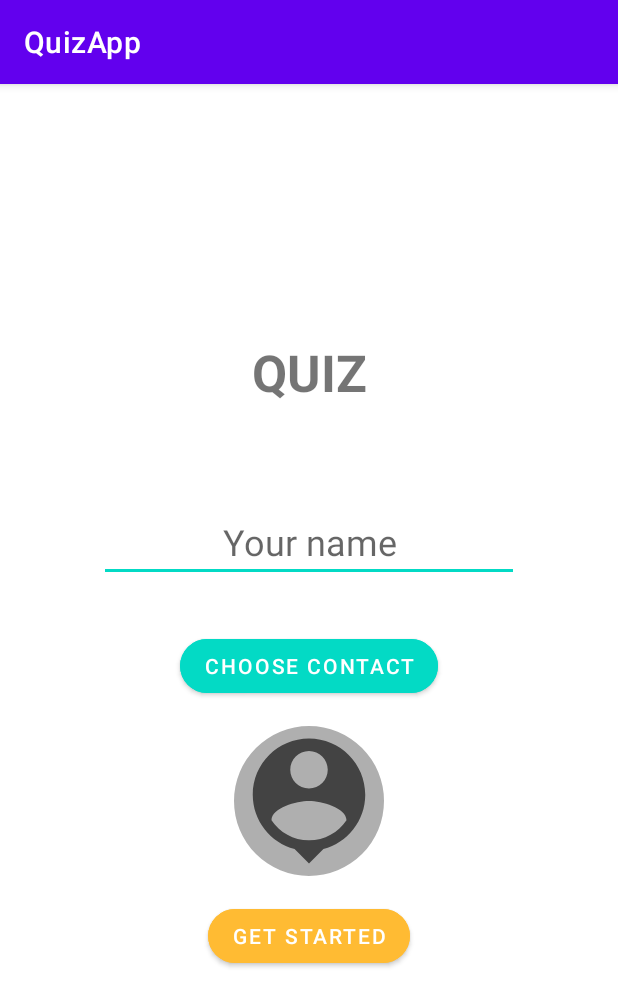
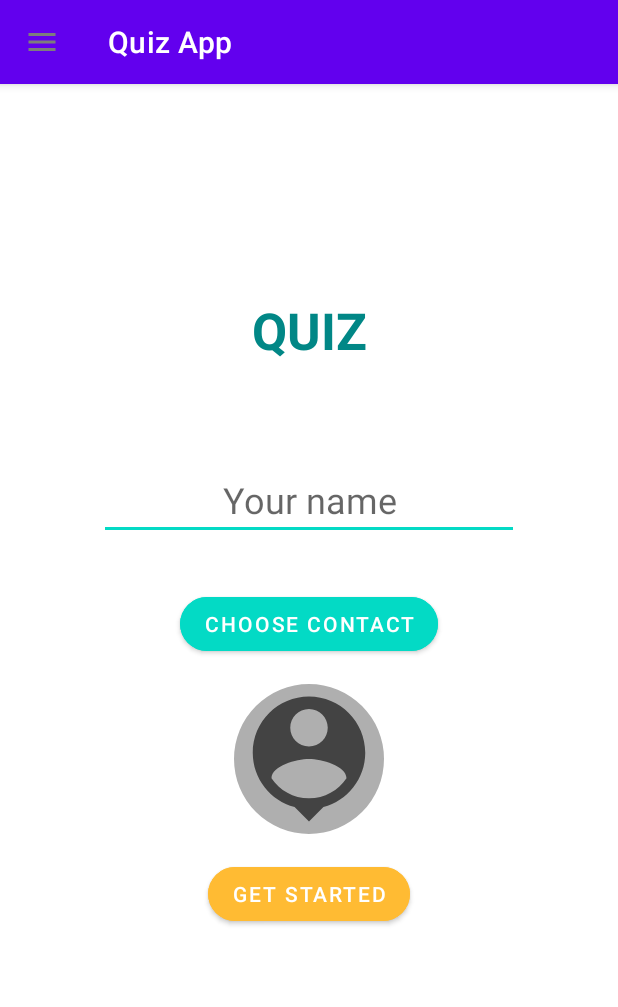
Before and after one commit to Balogh-Laszlo/Android2021, an Android app: the screen it shows after launch (MainActivity), on a phone screen of 412 x 824 dp. Shown: the top 1007 px of the screen. Run offline under Robolectric (Android 15) with nearby library versions, the phone set to English and light mode, and no system bars.

Commit message:
feat: Menu options(in progress)

```diff
--- a/QuizApp/app/src/main/java/com/example/quizapp/PickContact.kt
+++ b/QuizApp/app/src/main/java/com/example/quizapp/ActivityResult/PickContact.kt
@@ -1,4 +1,4 @@
-package com.example.quizapp
+package com.example.quizapp.ActivityResult
 
 import android.content.Context
 import android.content.Intent
@@ -10,7 +10,7 @@ import androidx.appcompat.app.AppCompatActivity
 
 class PickContact : ActivityResultContract<Int, Uri?>() {
     companion object{
-        val TAG = "PICK CONTACT"
+        const val TAG = "PICK CONTACT"
     }
     override fun createIntent(context: Context, ringtoneType: Int) =
         Intent(Intent.ACTION_PICK, ContactsContract.Contacts.CONTENT_URI)
--- a/QuizApp/app/src/main/java/com/example/quizapp/PickPhoto.kt
+++ b/QuizApp/app/src/main/java/com/example/quizapp/ActivityResult/PickPhoto.kt
@@ -1,9 +1,8 @@
-package com.example.quizapp
+package com.example.quizapp.ActivityResult
 
 import android.content.Context
 import android.content.Intent
 import android.net.Uri
-import android.provider.ContactsContract
 import android.util.Log
 import androidx.activity.result.contract.ActivityResultContract
 import androidx.appcompat.app.AppCompatActivity
--- a/QuizApp/app/src/main/java/com/example/quizapp/MainActivity.kt
+++ b/QuizApp/app/src/main/java/com/example/quizapp/MainActivity.kt
@@ -3,12 +3,18 @@ package com.example.quizapp
 
 import androidx.appcompat.app.AppCompatActivity
 import android.os.Bundle
+import androidx.drawerlayout.widget.DrawerLayout
 import androidx.navigation.NavController
 import androidx.navigation.fragment.NavHostFragment
+import com.google.android.material.appbar.MaterialToolbar
+import com.google.android.material.navigation.NavigationView
 
 
 class MainActivity : AppCompatActivity() {
     private lateinit var navController:NavController
+    private lateinit var drawerLayout: DrawerLayout
+    private lateinit var navigationView: NavigationView
+    private lateinit var topAppBar: MaterialToolbar
 
     companion object {
         const val TAG = "MAIN ACTIVITY"
@@ -21,11 +27,24 @@ class MainActivity : AppCompatActivity() {
         setContentView(R.layout.activity_main)
 
         initializeView()
+        topAppBar.setNavigationOnClickListener {
+            drawerLayout.open()
+        }
+
+        navigationView.setNavigationItemSelectedListener { menuItem ->
+            // Handle menu item selected
+            menuItem.isChecked = true
+            drawerLayout.close()
+            true
+        }
     }
 
     private fun initializeView() {
         val navHostFragment = supportFragmentManager.findFragmentById(R.id.nhFragment) as NavHostFragment
         navController = navHostFragment.navController
+        drawerLayout = findViewById(R.id.drawerLayout)
+        navigationView = findViewById(R.id.navigationView)
+        topAppBar = findViewById(R.id.topAppBar)
     }
 
 }
--- a/QuizApp/app/src/main/java/com/example/quizapp/ResultFragment.kt
+++ b/QuizApp/app/src/main/java/com/example/quizapp/UI/ResultFragment.kt
@@ -1,4 +1,4 @@
-package com.example.quizapp
+package com.example.quizapp.UI
 
 import android.os.Bundle
 import androidx.fragment.app.Fragment
@@ -9,6 +9,7 @@ import android.widget.Button
 import android.widget.TextView
 import androidx.fragment.app.activityViewModels
 import androidx.navigation.fragment.findNavController
+import com.example.quizapp.R
 import com.example.quizapp.Utils.SharedViewModel
 
 
--- a/QuizApp/app/src/main/java/com/example/quizapp/StartFragment.kt
+++ b/QuizApp/app/src/main/java/com/example/quizapp/UI/StartFragment.kt
@@ -1,4 +1,4 @@
-package com.example.quizapp
+package com.example.quizapp.UI
 
 import android.annotation.SuppressLint
 
@@ -20,6 +20,10 @@ import android.widget.Toast
 import androidx.core.app.ActivityCompat
 import androidx.core.content.ContextCompat
 import androidx.navigation.fragment.findNavController
+import com.example.quizapp.MainActivity
+import com.example.quizapp.ActivityResult.PickContact
+import com.example.quizapp.ActivityResult.PickPhoto
+import com.example.quizapp.R
 import com.google.android.material.snackbar.Snackbar
 
 
@@ -58,7 +62,7 @@ class StartFragment : Fragment() {
         }
     }
 
-    val getPhoto = registerForActivityResult(PickPhoto()) { selectedUri ->
+    private val getPhoto = registerForActivityResult(PickPhoto()) { selectedUri ->
         if (selectedUri != null) {
             ivImagePicker.setImageURI(selectedUri)
         }
@@ -119,7 +123,9 @@ class StartFragment : Fragment() {
 
     private fun requestReadExternalPermission() {
         val permission = arrayOf(android.Manifest.permission.READ_EXTERNAL_STORAGE)
-        ActivityCompat.requestPermissions(requireActivity(), permission, MainActivity.EXTERNAL_PERMISSION_CODE)
+        ActivityCompat.requestPermissions(requireActivity(), permission,
+            MainActivity.EXTERNAL_PERMISSION_CODE
+        )
     }
 
     private fun checkContactPermission(): Boolean {
@@ -131,7 +137,9 @@ class StartFragment : Fragment() {
 
     private fun requestContactPermission() {
         val permission = arrayOf(android.Manifest.permission.READ_CONTACTS)
-        ActivityCompat.requestPermissions(requireActivity(), permission, MainActivity.CONTACT_PERMISSION_CODE)
+        ActivityCompat.requestPermissions(requireActivity(), permission,
+            MainActivity.CONTACT_PERMISSION_CODE
+        )
 
     }
 
--- /dev/null
+++ b/QuizApp/app/src/main/res/drawable/ic_favorite_24dp.xml
@@ -0,0 +1,5 @@
+<vector android:height="24dp" android:tint="#7D7D7D"
+    android:viewportHeight="24" android:viewportWidth="24"
+    android:width="24dp" xmlns:android="http://schemas.android.com/apk/res/android">
+    <path android:fillColor="@android:color/white" android:pathData="M12,21.35l-1.45,-1.32C5.4,15.36 2,12.28 2,8.5 2,5.42 4.42,3 7.5,3c1.74,0 3.41,0.81 4.5,2.09C13.09,3.81 14.76,3 16.5,3 19.58,3 22,5.42 22,8.5c0,3.78 -3.4,6.86 -8.55,11.54L12,21.35z"/>
+</vector>
--- /dev/null
+++ b/QuizApp/app/src/main/res/drawable/ic_menu_24dp.xml
@@ -0,0 +1,5 @@
+<vector android:height="24dp" android:tint="#7D7D7D"
+    android:viewportHeight="24" android:viewportWidth="24"
+    android:width="24dp" xmlns:android="http://schemas.android.com/apk/res/android">
+    <path android:fillColor="@android:color/white" android:pathData="M3,18h18v-2L3,16v2zM3,13h18v-2L3,11v2zM3,6v2h18L21,6L3,6z"/>
+</vector>
--- a/QuizApp/app/src/main/res/layout/activity_main.xml
+++ b/QuizApp/app/src/main/res/layout/activity_main.xml
@@ -17,4 +17,48 @@
         app:layout_constraintStart_toStartOf="parent"
         app:layout_constraintTop_toTopOf="parent"
         app:navGraph="@navigation/my_nav" />
+    <androidx.drawerlayout.widget.DrawerLayout
+        android:id="@+id/drawerLayout"
+        android:layout_width="match_parent"
+        android:layout_height="match_parent"
+        tools:openDrawer="start">
+
+        <androidx.coordinatorlayout.widget.CoordinatorLayout
+            android:layout_width="match_parent"
+            android:layout_height="match_parent"
+            android:fitsSystemWindows="true">
+
+            <com.google.android.material.appbar.AppBarLayout
+                android:layout_width="match_parent"
+                android:layout_height="wrap_content"
+                style="@style/Widget.MaterialComponents.AppBarLayout.PrimarySurface"
+                android:fitsSystemWindows="true">
+
+                <com.google.android.material.appbar.MaterialToolbar
+                    android:id="@+id/topAppBar"
+                    android:layout_width="match_parent"
+                    android:layout_height="?attr/actionBarSize"
+                    app:navigationIcon="@drawable/ic_menu_24dp"
+                    style="@style/Widget.MaterialComponents.Toolbar.PrimarySurface"
+                    android:background="@android:color/transparent"
+                    android:elevation="0dp"
+                    app:title="@string/quiz_app"/>
+
+            </com.google.android.material.appbar.AppBarLayout>
+
+            <!-- Screen content -->
+            <!-- Use app:layout_behavior="@string/appbar_scrolling_view_behavior" to fit below top app bar -->
+
+        </androidx.coordinatorlayout.widget.CoordinatorLayout>
+
+        <com.google.android.material.navigation.NavigationView
+            android:id="@+id/navigationView"
+            android:layout_width="wrap_content"
+            android:layout_height="match_parent"
+            android:layout_gravity="start"
+            tools:ignore="MissingConstraints"
+            app:menu="@menu/main_menu"
+            app:headerLayout="@layout/header_navigation_drawer"
+            />
+    </androidx.drawerlayout.widget.DrawerLayout>
 </androidx.constraintlayout.widget.ConstraintLayout>
--- a/QuizApp/app/src/main/res/layout/fragment_quiz.xml
+++ b/QuizApp/app/src/main/res/layout/fragment_quiz.xml
@@ -4,7 +4,7 @@
     xmlns:tools="http://schemas.android.com/tools"
     android:layout_width="match_parent"
     android:layout_height="match_parent"
-    tools:context=".QuizFragment">
+    tools:context=".UI.QuizFragment">
 
     <Button
         android:id="@+id/btnNext"
--- a/QuizApp/app/src/main/res/layout/fragment_result.xml
+++ b/QuizApp/app/src/main/res/layout/fragment_result.xml
@@ -4,7 +4,7 @@
     xmlns:tools="http://schemas.android.com/tools"
     android:layout_width="match_parent"
     android:layout_height="match_parent"
-    tools:context=".ResultFragment">
+    tools:context=".UI.ResultFragment">
 
 
     <TextView
--- a/QuizApp/app/src/main/res/layout/fragment_start.xml
+++ b/QuizApp/app/src/main/res/layout/fragment_start.xml
@@ -4,7 +4,7 @@
     xmlns:tools="http://schemas.android.com/tools"
     android:layout_width="match_parent"
     android:layout_height="match_parent"
-    tools:context=".StartFragment">
+    tools:context=".UI.StartFragment">
 
     <TextView
         android:id="@+id/tvQuiz"
@@ -12,6 +12,7 @@
         android:layout_height="wrap_content"
         android:layout_marginTop="150dp"
         android:text="@string/quiz"
+        android:textColor="@color/teal_700"
         android:textSize="34sp"
         android:textStyle="bold"
         app:layout_constraintEnd_toEndOf="parent"
--- /dev/null
+++ b/QuizApp/app/src/main/res/menu/main_menu.xml
@@ -0,0 +1,21 @@
+<?xml version="1.0" encoding="utf-8"?>
+<menu xmlns:app="http://schemas.android.com/apk/res-auto"
+    xmlns:android="http://schemas.android.com/apk/res/android">
+    <group
+        android:id="@+id/group1"
+        android:checkableBehavior="single">
+        <item
+            android:id="@+id/item1"
+            android:checked="true"
+            android:icon="@drawable/ic_favorite_24dp"
+            android:title="@string/item1" />
+        <item
+            android:id="@+id/item2"
+            android:icon="@drawable/ic_favorite_24dp"
+            android:title="@string/item2" />
+        <item
+            android:id="@+id/item3"
+            android:icon="@drawable/ic_favorite_24dp"
+            android:title="@string/item3" />
+    </group>
+</menu>
--- a/QuizApp/app/src/main/res/navigation/my_nav.xml
+++ b/QuizApp/app/src/main/res/navigation/my_nav.xml
@@ -7,7 +7,7 @@
 
     <fragment
         android:id="@+id/startFragment"
-        android:name="com.example.quizapp.StartFragment"
+        android:name="com.example.quizapp.UI.StartFragment"
         android:label="fragment_start"
         tools:layout="@layout/fragment_start" >
         <action
@@ -16,7 +16,7 @@
     </fragment>
     <fragment
         android:id="@+id/quizFragment"
-        android:name="com.example.quizapp.QuizFragment"
+        android:name="com.example.quizapp.UI.QuizFragment"
         android:label="fragment_quiz"
         tools:layout="@layout/fragment_quiz" >
         <action
@@ -25,7 +25,7 @@
     </fragment>
     <fragment
         android:id="@+id/resultFragment"
-        android:name="com.example.quizapp.ResultFragment"
+        android:name="com.example.quizapp.UI.ResultFragment"
         android:label="fragment_result"
         tools:layout="@layout/fragment_result" >
         <action
--- a/QuizApp/app/src/main/res/values/strings.xml
+++ b/QuizApp/app/src/main/res/values/strings.xml
@@ -11,4 +11,10 @@
     <string name="try_again">TRY AGAIN</string>
     <string name="next">NEXT</string>
     <string name="submit">SUBMIT</string>
+    <string name="item1">Item1</string>
+    <string name="item2">Item2</string>
+    <string name="item3">Item3</string>
+    <string name="quiz_app">Quiz App</string>
+    <string name="header_title">Menu options</string>
+    <string name="header_text">Enjoy the quiz</string>
 </resources>
--- a/QuizApp/app/src/main/res/values/themes.xml
+++ b/QuizApp/app/src/main/res/values/themes.xml
@@ -1,6 +1,6 @@
 <resources xmlns:tools="http://schemas.android.com/tools">
     <!-- Base application theme. -->
-    <style name="Theme.QuizApp" parent="Theme.MaterialComponents.DayNight.DarkActionBar">
+    <style name="Theme.QuizApp" parent="Theme.MaterialComponents.DayNight.NoActionBar">
         <!-- Primary brand color. -->
         <item name="colorPrimary">@color/purple_500</item>
         <item name="colorPrimaryVariant">@color/purple_700</item>
@@ -12,5 +12,6 @@
         <!-- Status bar color. -->
         <item name="android:statusBarColor" tools:targetApi="l">?attr/colorPrimaryVariant</item>
         <!-- Customize your theme here. -->
+        <item name="android:windowTranslucentStatus">true</item>
     </style>
 </resources>
```
Also changed, not shown: QuizApp/app/src/main/java/com/example/quizapp/UI/QuizFragment.kt (renamed from QuizApp/app/src/main/java/com/example/quizapp/QuizFragment.kt, +6 -4 lines), QuizApp/app/src/main/res/layout/header_navigation_drawer.xml (added, +35 -0 lines).
